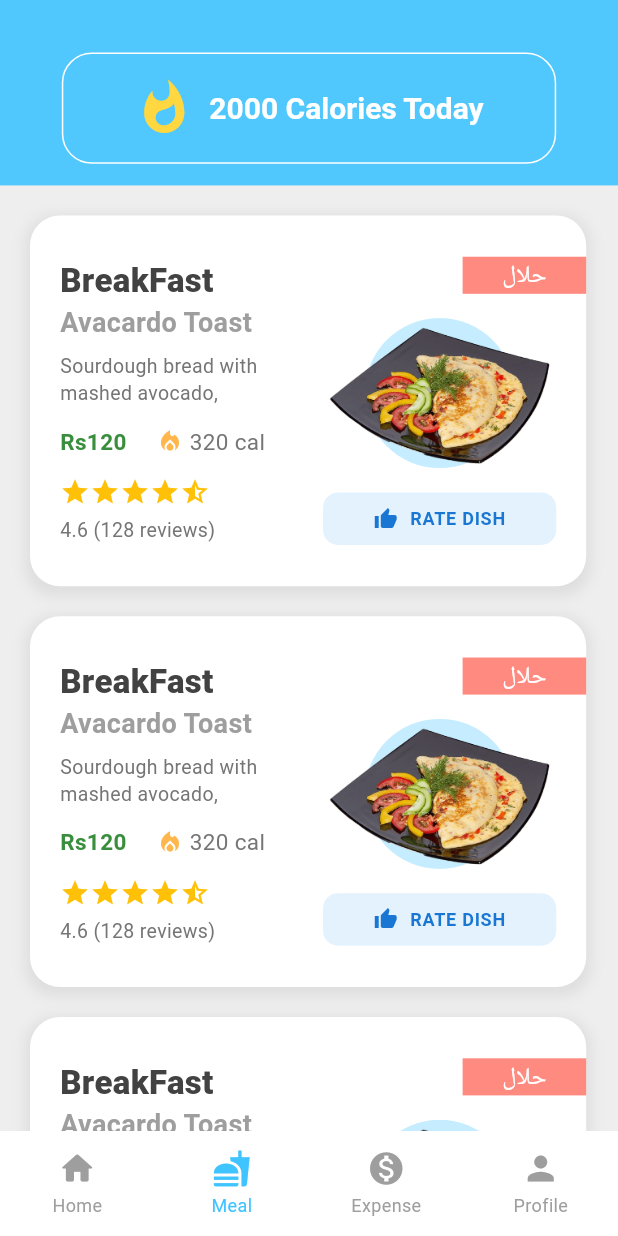
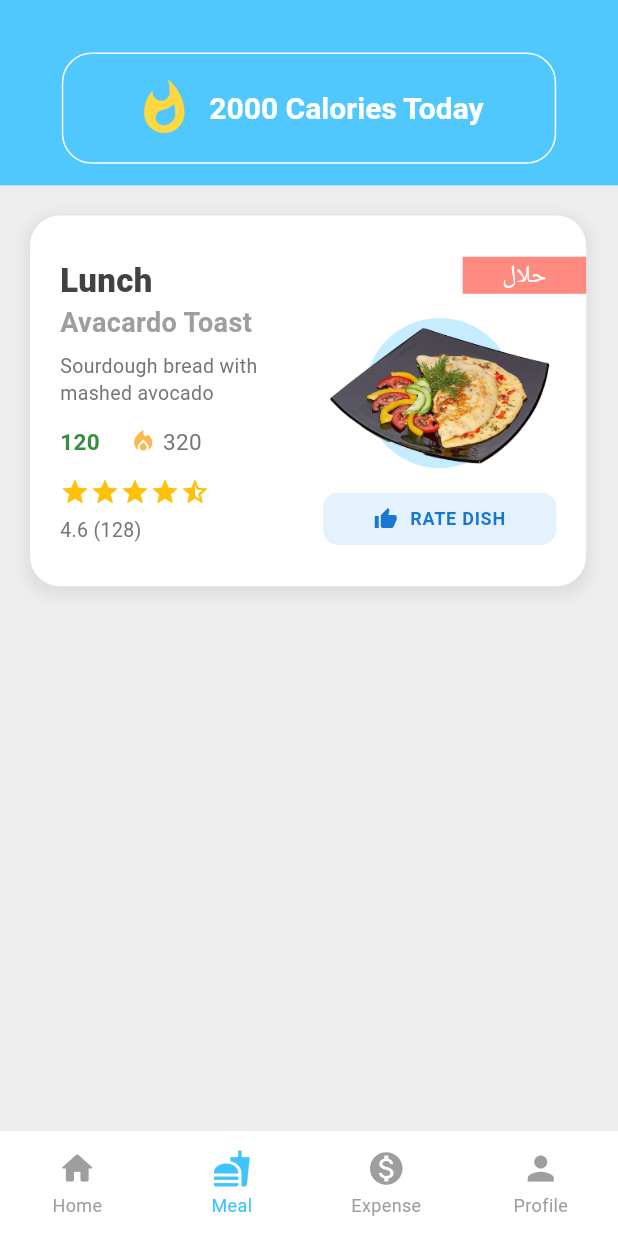
Before and after one commit to Danish9111/mess, a Flutter app: the screen it shows once a user with an empty profile is signed in, item 2 of the bottom bar chosen, on a phone screen of 412 x 824 dp. Run offline on Flutter 3.47's test engine with Material 3 defaults, Android fonts, the phone set to English and light mode, and no system bars; drawn by our look-alikes of persistent_bottom_nav_bar; our stand-ins replace cloud_firestore, firebase_auth, firebase_core, flutter_rating_bar, flutter_riverpod, google_fonts and 3 more; accounts and stored records are empty; Roboto replaces fonts that are missing (NotoNastaliqUrdu).

Commit message:
Refactor FoodCard usage in MealScreen: add parameters for food details and update widget instantiation

```diff
--- a/lib/screens/meal_screen/food_card.dart
+++ b/lib/screens/meal_screen/food_card.dart
@@ -4,7 +4,25 @@ import 'package:mess/extentions.dart';
 import 'package:mess/screens/meal_screen/show_meal_dialog.dart';
 
 class FoodCard extends ConsumerStatefulWidget {
-  const FoodCard({super.key});
+  final String foodTime;
+  final String foodTitle;
+  final String foodDescription;
+  final int price;
+  final int calories;
+  final String image;
+  final int reviewCount;
+  final double ratings;
+
+  const FoodCard(
+      {required this.foodTime,
+      required this.foodTitle,
+      required this.foodDescription,
+      required this.price,
+      required this.calories,
+      required this.image,
+      required this.reviewCount,
+      required this.ratings,
+      super.key});
 
   @override
   ConsumerState<ConsumerStatefulWidget> createState() => _FoodCardState();
@@ -46,23 +64,23 @@ class _FoodCardState extends ConsumerState<FoodCard> {
                     crossAxisAlignment: CrossAxisAlignment.start,
                     children: [
                       Text(
-                        'BreakFast',
+                        widget.foodTime,
                         style: TextStyle(
                           fontSize: 22,
                           fontWeight: FontWeight.w800,
                           color: Colors.grey[800],
                         ),
                       ),
-                      const Text(
-                        'Avacardo Toast',
-                        style: TextStyle(
+                      Text(
+                        widget.foodTitle,
+                        style: const TextStyle(
                             fontSize: 18,
                             fontWeight: FontWeight.w600,
                             color: Colors.grey),
                       ),
                       const SizedBox(height: 6),
                       Text(
-                        'Sourdough bread with mashed avocado, ',
+                        widget.foodDescription,
                         style: TextStyle(
                           fontSize: 13,
                           color: Colors.grey[600],
@@ -76,7 +94,7 @@ class _FoodCardState extends ConsumerState<FoodCard> {
                   Row(
                     children: [
                       Text(
-                        'Rs120',
+                        widget.price.toString(),
                         style: TextStyle(
                           fontSize: 15,
                           fontWeight: FontWeight.bold,
@@ -90,7 +108,7 @@ class _FoodCardState extends ConsumerState<FoodCard> {
                               size: 18, color: Colors.orange[300]),
                           const SizedBox(width: 4),
                           Text(
-                            '320 cal',
+                            widget.calories.toString(),
                             style: TextStyle(
                               fontSize: 15,
                               color: Colors.grey[600],
@@ -114,7 +132,7 @@ class _FoodCardState extends ConsumerState<FoodCard> {
                       ),
                       const SizedBox(height: 6),
                       Text(
-                        '4.6 (128 reviews)',
+                        '${widget.ratings} (${(widget.reviewCount).toString()})',
                         style: TextStyle(
                           fontSize: 13,
                           color: Colors.grey[600],
@@ -167,8 +185,7 @@ class _FoodCardState extends ConsumerState<FoodCard> {
                         decoration: BoxDecoration(
                           borderRadius: BorderRadius.circular(15),
                         ),
-                        child: const Image(
-                            image: AssetImage('assets/images/nashtapng.png')),
+                        child: Image(image: AssetImage(widget.image)),
                       ),
                     ],
                   ),
--- a/lib/screens/meal_screen/main_meal.dart
+++ b/lib/screens/meal_screen/main_meal.dart
@@ -31,9 +31,18 @@ class _MealScreenState extends State<MealScreen> {
                 crossAxisAlignment: CrossAxisAlignment.center,
                 spacing: 20,
                 children: [
-                  FoodCard(),
-                  FoodCard(),
-                  FoodCard(),
+                  const FoodCard(
+                    foodTime: 'Lunch',
+                    foodTitle: 'Avacardo Toast',
+                    foodDescription: 'Sourdough bread with mashed avocado',
+                    price: 120,
+                    calories: 320,
+                    image: 'assets/images/nashtapng.png',
+                    reviewCount: 128,
+                    ratings: 4.6,
+                  ),
+                  // FoodCard(),
+                  // FoodCard(),
                   SizedBox(
                     height: screenHeight * .02,
                   )
```
